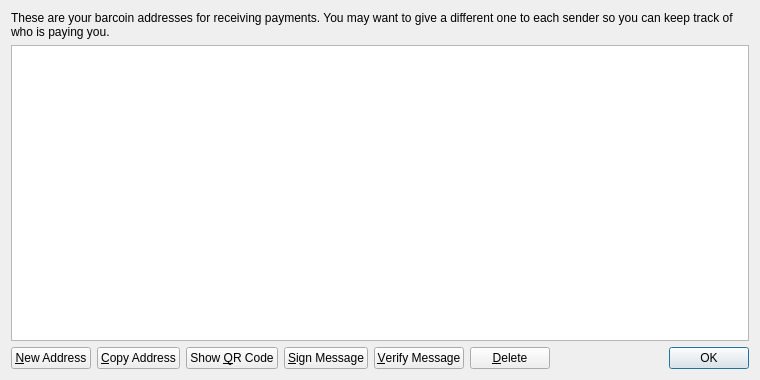
Before: the Qt Designer form src/qt/forms/addressbookpage.ui in sd166/dacoin, drawn with Qt 5.
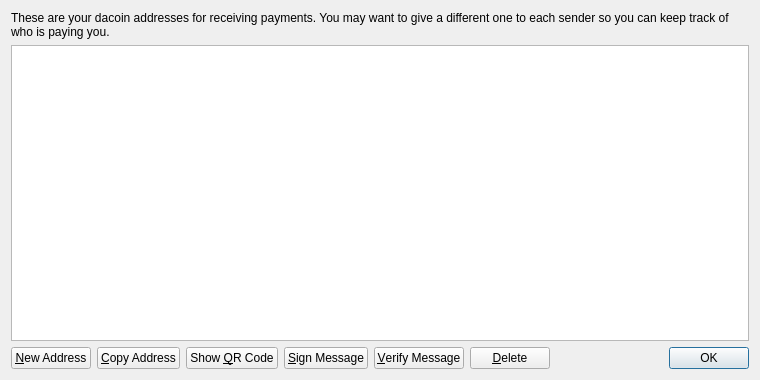
After: the same form once the commit is applied. Icons and pictures are not drawn.

Patch:
```diff
--- a/src/qt/forms/addressbookpage.ui
+++ b/src/qt/forms/addressbookpage.ui
@@ -17,7 +17,7 @@
    <item>
     <widget class="QLabel" name="labelExplanation">
      <property name="text">
-      <string>These are your barcoin addresses for receiving payments. You may want to give a different one to each sender so you can keep track of who is paying you.</string>
+      <string>These are your dacoin addresses for receiving payments. You may want to give a different one to each sender so you can keep track of who is paying you.</string>
      </property>
      <property name="textFormat">
       <enum>Qt::PlainText</enum>
```
